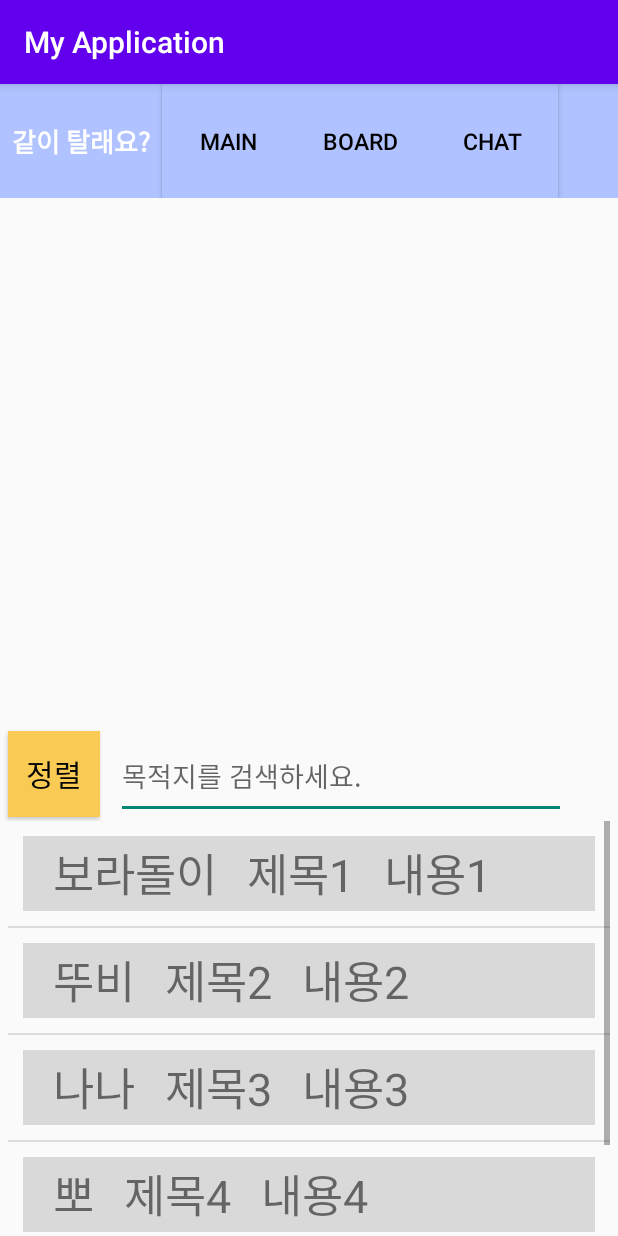
After one commit to mimino01/TeamProject1-team-5, an Android app: the BoardActivity screen opened directly, with no data from a screen before it, on a phone screen of 412 x 824 dp. The commit adds this screen. Run offline under Robolectric (Android 15) with nearby library versions, the phone set to English and light mode, and no system bars.

Commit message:
보드 합병

```diff
--- a/app/src/main/AndroidManifest.xml
+++ b/app/src/main/AndroidManifest.xml
@@ -22,6 +22,8 @@
         <activity android:name=".Activity.Signup.SignupActivity"/>
         <activity android:name=".Activity.TempBoard.TempBoardActivity"/>
         <activity android:name=".Activity.Other.ServertestActivity"/>
+        <activity android:name=".Activity.Board.BoardActivity"/>
+        <activity android:name=".Activity.Board.BoardAddActivity"/>
         <activity
             android:name=".Activity.Loading.LoadingActivity"
             android:exported="true">
--- /dev/null
+++ b/app/src/main/java/com/example/myapplication/Activity/Board/BoardActivity.java
@@ -0,0 +1,100 @@
+package com.example.myapplication.Activity.Board;
+
+import androidx.appcompat.app.AppCompatActivity;
+import androidx.appcompat.widget.SearchView;
+
+import android.content.Intent;
+import android.os.Bundle;
+import android.view.View;
+import android.widget.Button;
+import android.widget.ListView;
+
+import com.example.myapplication.Activity.Chat.ChatActivity;
+import com.example.myapplication.R;
+
+import java.util.ArrayList;
+import java.util.Arrays;
+import java.util.List;
+
+public class BoardActivity extends AppCompatActivity {
+    ListView listView;
+    BoardAdapter boardAdapter;
+    ArrayList<BoardClass> boardArrayList;
+
+    //private List<String> items= Arrays.asList("체리/여/강남역","아몬드/남/잠실역","레인보우/여/노량진역");
+
+    @Override
+    protected void onCreate(Bundle savedInstanceState) {
+        super.onCreate(savedInstanceState);
+        setContentView(R.layout.activity_board);
+
+        Button button_board=(Button)findViewById(R.id.Button_Board);    // 보드로 이동
+        button_board.setOnClickListener(new View.OnClickListener() {
+            @Override
+            public void onClick(View view) {
+                Intent intent = new Intent(getApplicationContext(), BoardAddActivity.class);
+                startActivity(intent);
+            }
+        });
+
+        Button button_chat=(Button)findViewById(R.id.Button_Chat);    // 채팅으로 이동
+        button_chat.setOnClickListener(new View.OnClickListener() {
+            @Override
+            public void onClick(View view) {
+                Intent intent = new Intent(getApplicationContext(), ChatActivity.class);
+                startActivity(intent);
+            }
+        });
+
+        listView = (ListView)findViewById(R.id.board_listView);
+
+        boardArrayList = new ArrayList<BoardClass>();
+        boardArrayList.add(new BoardClass("보라돌이","제목1","내용1"));
+        boardArrayList.add(new BoardClass("뚜비","제목2","내용2"));
+        boardArrayList.add(new BoardClass("나나","제목3","내용3"));
+        boardArrayList.add(new BoardClass("뽀","제목4","내용4"));
+        boardArrayList.add(new BoardClass("햇님","제목5","내용5"));
+
+        boardAdapter = new BoardAdapter(BoardActivity.this,boardArrayList);
+        listView.setAdapter(boardAdapter);
+
+        /*SearchView searchView = findViewById(R.id.board_searchview);
+
+        searchView.setOnQueryTextListener(new SearchView.OnQueryTextListener() {
+            @Override
+            public boolean onQueryTextSubmit(String query) {return false;}
+
+            @Override
+            public boolean onQueryTextChange(String newText) {
+                //resultTextView.setText(search(newText));
+                return true;}
+        });
+
+    }
+
+    /*private String search(String query){
+        StringBuilder sb = new StringBuilder();
+        for(int i=0; i< items.size(); i++) {
+            String item = items.get(i);
+            if (item.toLowerCase().contains(query.toLowerCase())) {
+                sb.append(item);
+                if (i != items.size() - 1) {
+                    sb.append("\n");
+                }
+            }
+        }
+        return sb.toString();
+    }
+
+    private String getResult() {
+        StringBuilder sb = new StringBuilder();
+        for(int i=0; i< items.size(); i++){
+            String item = items.get(i);
+            sb.append(item);
+            if(i != items.size()-1) {
+                sb.append("\n");
+            }
+        }
+        return sb.toString();
+    }*/
+    }}
--- /dev/null
+++ b/app/src/main/java/com/example/myapplication/Activity/Board/BoardAdapter.java
@@ -0,0 +1,57 @@
+package com.example.myapplication.Activity.Board;
+
+import android.content.Context;
+import android.view.LayoutInflater;
+import android.view.View;
+import android.view.ViewGroup;
+import android.widget.BaseAdapter;
+import android.widget.TextView;
+
+import com.example.myapplication.R;
+
+import java.util.ArrayList;
+
+public class BoardAdapter extends BaseAdapter {
+    Context context;
+    ArrayList<BoardClass> Board_ArrayList;
+
+    TextView username;
+    TextView userSex;
+    TextView destination;
+
+    public BoardAdapter(Context context, ArrayList<BoardClass> board_ArrayList) {
+        this.context = context;
+        Board_ArrayList = board_ArrayList;
+    }
+
+    @Override
+    public int getCount() {
+        return this.Board_ArrayList.size();
+    }
+
+    @Override
+    public Object getItem(int i) {
+        return this.Board_ArrayList.get(i);
+    }
+
+    @Override
+    public long getItemId(int i) {
+        return i;
+    }
+
+    @Override
+    public View getView(int position, View convertView, ViewGroup parent) {
+
+        if(convertView == null){
+            convertView = LayoutInflater.from(context).inflate(R.layout.board_item,null);
+            username = (TextView)convertView.findViewById(R.id.Username);
+            userSex = (TextView)convertView.findViewById(R.id.Usersex);
+            destination = (TextView)convertView.findViewById(R.id.Userdestination);
+        }
+        username.setText(Board_ArrayList.get(position).getUsername());
+        userSex.setText(Board_ArrayList.get(position).getUserSex());
+        destination.setText(Board_ArrayList.get(position).getDestination());
+
+        return convertView;
+    }
+}
--- /dev/null
+++ b/app/src/main/java/com/example/myapplication/Activity/Board/BoardClass.java
@@ -0,0 +1,37 @@
+package com.example.myapplication.Activity.Board;
+
+public class BoardClass {
+    private String username;
+    private String userSex;
+    private String destination;
+
+    public BoardClass(String username, String userSex, String destination) {
+        this.username = username;
+        this.userSex = userSex;
+        this.destination = destination;
+    }
+
+    public String getUsername() {
+        return username;
+    }
+
+    public void setUsername(String username) {
+        this.username = username;
+    }
+
+    public String getUserSex() {
+        return userSex;
+    }
+
+    public void setUserSex(String userSex) {
+        this.userSex = userSex;
+    }
+
+    public String getDestination() {
+        return destination;
+    }
+
+    public void setDestination(String destination) {
+        this.destination = destination;
+    }
+}
--- a/app/src/main/java/com/example/myapplication/Activity/Loading/LoadingActivity.java
+++ b/app/src/main/java/com/example/myapplication/Activity/Loading/LoadingActivity.java
@@ -10,6 +10,8 @@ import android.widget.TextView;
 
 import androidx.appcompat.app.AppCompatActivity;
 
+import com.example.myapplication.Activity.Board.BoardActivity;
+import com.example.myapplication.Activity.Board.BoardAddActivity;
 import com.example.myapplication.Activity.Other.ServertestActivity;
 import com.example.myapplication.Activity.Signin.LoginActivity;
 import com.example.myapplication.R;
@@ -28,7 +30,7 @@ public class LoadingActivity extends AppCompatActivity {
 
         sign.setOnClickListener(view -> {
             Log.i(TAG, "LoadingActivity - sign on click listener");
-            Intent intent = new Intent(this, LoginActivity.class);
+            Intent intent = new Intent(this, ServertestActivity.class);
             startActivity(intent);
         });
     }
--- /dev/null
+++ b/app/src/main/res/layout/activity_board.xml
@@ -0,0 +1,135 @@
+<?xml version="1.0" encoding="utf-8"?>
+<LinearLayout xmlns:android="http://schemas.android.com/apk/res/android"
+    xmlns:app="http://schemas.android.com/apk/res-auto"
+    xmlns:tools="http://schemas.android.com/tools"
+    android:layout_width="match_parent"
+    android:layout_height="match_parent"
+    android:orientation="vertical">
+
+    <LinearLayout
+        android:layout_width="match_parent"
+        android:layout_height="match_parent"
+        android:orientation="vertical">
+
+        <LinearLayout
+            android:layout_width="match_parent"
+            android:layout_height="wrap_content"
+            android:background="#B0C2FF"
+            android:orientation="horizontal"
+            >
+
+            <TextView
+                android:id="@+id/TextView_Title"
+                android:layout_width="108dp"
+                android:layout_height="match_parent"
+                android:layout_marginTop="20dp"
+                android:layout_marginBottom="20dp"
+                android:gravity="center"
+                android:text="같이 탈래요?"
+                android:textColor="#FFFFFF"
+                android:textSize="17sp"
+                android:textStyle="bold"/>
+
+            <Button
+                android:id="@+id/Button_Main"
+                android:layout_width="wrap_content"
+                android:layout_height="match_parent"
+                android:background="#B0C2FF"
+                android:paddingLeft="0dp"
+                android:paddingRight="0dp"
+                android:text="Main"
+                android:textColor="#000000"
+                android:textSize="15sp" />
+
+            <Button
+                android:id="@+id/Button_Board"
+                android:layout_width="wrap_content"
+                android:layout_height="match_parent"
+                android:background="#B0C2FF"
+                android:paddingLeft="0dp"
+                android:paddingRight="0dp"
+                android:text="Board"
+                android:textColor="#000000"
+                android:textSize="15sp" />
+
+            <Button
+                android:id="@+id/Button_Chat"
+                android:layout_width="wrap_content"
+                android:layout_height="match_parent"
+                android:background="#B0C2FF"
+                android:paddingLeft="0dp"
+                android:paddingRight="0dp"
+                android:text="Chat"
+                android:textColor="#000000"
+                android:textSize="15sp" />
+
+        </LinearLayout>
+
+        <LinearLayout
+            android:layout_width="match_parent"
+            android:layout_height="350dp"
+            /><!--지도 API 자리 -->
+
+
+        <LinearLayout
+            android:layout_width="match_parent"
+            android:layout_height="match_parent"
+            android:orientation="vertical">
+
+            <LinearLayout
+                android:layout_width="match_parent"
+                android:layout_height="65dp"
+                android:orientation="horizontal">
+
+                <Button
+                    android:id="@+id/board_sort_button"
+                    android:layout_width="61dp"
+                    android:layout_height="57dp"
+                    android:layout_margin="5dp"
+                    android:background="#F9CB54"
+                    android:text="정렬"
+                    android:textColor="#050505"
+                    android:textSize="20sp"
+                    tools:layout_editor_absoluteX="8dp"
+                    tools:layout_editor_absoluteY="448dp" />
+
+                <EditText
+                    android:id="@+id/board_searchview"
+                    android:layout_width="300dp"
+                    android:layout_height="57dp"
+                    android:layout_margin="5dp"
+                    android:hint="목적지를 검색하세요."
+                    app:layout_constraintEnd_toEndOf="parent"
+                    app:layout_constraintStart_toEndOf="@+id/button2"
+                    app:layout_constraintTop_toBottomOf="@+id/button"/>
+
+            </LinearLayout>
+            <ListView
+                android:id="@+id/board_listView"
+                android:layout_width="match_parent"
+                android:layout_height="match_parent"
+                android:layout_marginRight="5dp"
+                android:layout_marginLeft="5dp"
+
+                ></ListView>
+
+
+
+
+            <!-- ?>TextView
+                android:id="@+id/text_view"
+                android:layout_width="395dp"
+                android:layout_height="151dp"
+                android:text="TextView"
+                android:textColor="#040303"
+                android:textSize="24sp"
+                tools:layout_editor_absoluteX="8dp"
+                tools:layout_editor_absoluteY="502dp"
+                tools:text="체리/여/강남역\n아몬드/남/잠실역\n레인보우/여/노량진역" /-->
+
+
+        </LinearLayout>
+
+    </LinearLayout>
+
+</LinearLayout>
--- /dev/null
+++ b/app/src/main/res/layout/board_item.xml
@@ -0,0 +1,50 @@
+<?xml version="1.0" encoding="utf-8"?>
+<LinearLayout xmlns:android="http://schemas.android.com/apk/res/android"
+    android:layout_width="match_parent"
+    android:layout_height="match_parent"
+    android:orientation="horizontal"
+    >
+
+    <LinearLayout
+        android:layout_width="match_parent"
+        android:layout_height="50dp"
+        android:background="#D9D9D9"
+        android:layout_margin="10dp">
+
+        <TextView
+            android:id="@+id/Username"
+            android:layout_width="wrap_content"
+            android:layout_height="wrap_content"
+            android:text="체리"
+            android:textSize="30dp"
+            android:layout_gravity="center"
+            android:layout_marginStart="20dp">
+        </TextView>
+
+
+        <TextView
+            android:id="@+id/Usersex"
+            android:layout_width="wrap_content"
+            android:layout_height="wrap_content"
+            android:text="여"
+            android:textSize="30dp"
+            android:layout_gravity="center"
+            android:layout_marginStart="20dp">
+        </TextView>
+
+
+        <TextView
+            android:id="@+id/Userdestination"
+            android:layout_width="wrap_content"
+            android:layout_height="wrap_content"
+            android:text="강남역"
+            android:textSize="30dp"
+            android:layout_gravity="center"
+            android:layout_marginStart="20dp">
+        </TextView>
+        <!--Userinfo로 한번에 표시하든지, Username/sex/destination 으로 텍스트뷰를 나눠서 표시하든지-->
+
+    </LinearLayout>
+
+
+</LinearLayout>
```
Also changed, not shown: app/src/main/java/com/example/myapplication/Activity/Board/BoardAddActivity.java (added, +86 -0 lines), app/src/main/java/com/example/myapplication/Activity/Board/SearchAdapter.java (added, +74 -0 lines), app/src/main/res/drawable-v24/board_add_frame.xml (added, +15 -0 lines), app/src/main/res/layout/activity_board_add.xml (added, +116 -0 lines), app/src/main/res/drawable-v24/board_add_ping.png (added).
